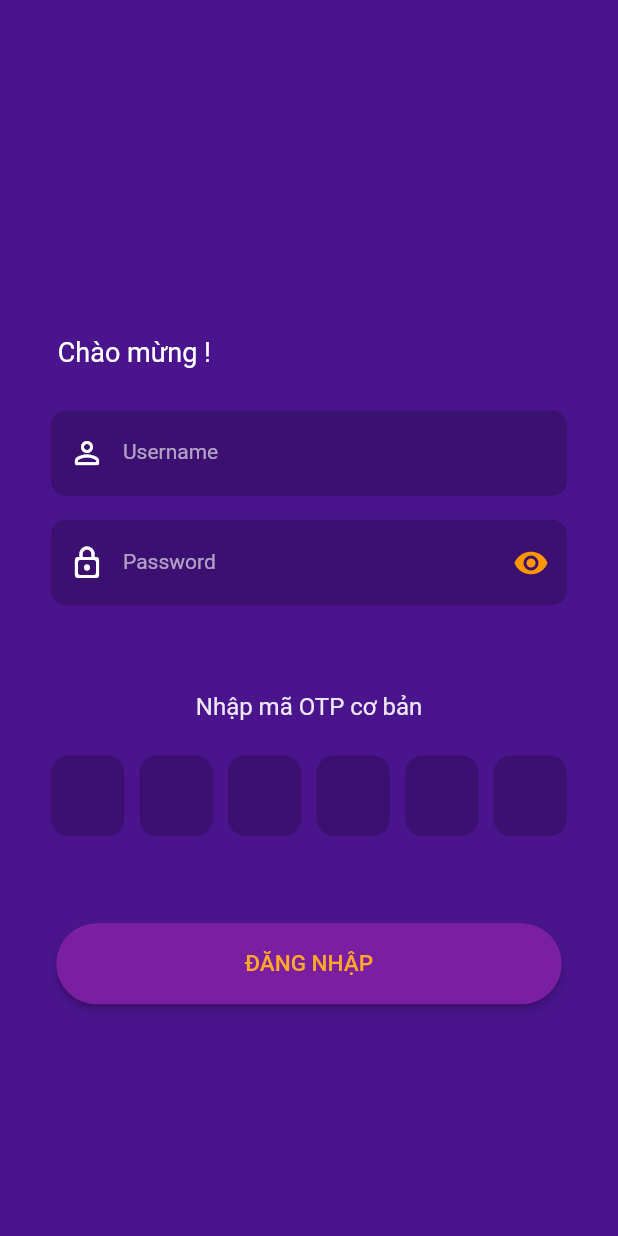
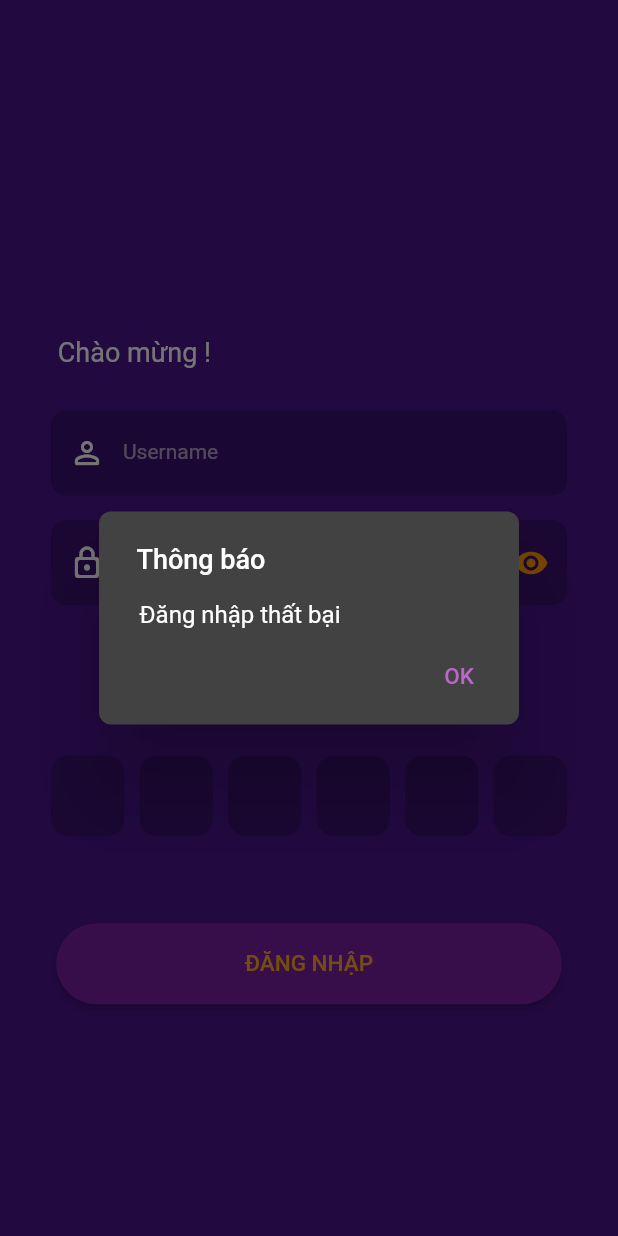
Before and after one commit to hnq-jan8/int_tp_app, a Flutter app: the screen it shows after launch, after a tap on "ĐĂNG NHẬP", on a phone screen of 412 x 824 dp. Run offline on Flutter 3.47's test engine with Material 2 defaults, Android fonts, the phone set to English and light mode, and no system bars.

Commit message:
Working on Home Screen after signing in

```diff
--- a/lib/login.dart
+++ b/lib/login.dart
@@ -1,5 +1,18 @@
 import 'package:flutter/material.dart';
 import 'package:flutter/services.dart';
+import './home.dart';
+
+class LoginScreen extends StatelessWidget {
+  const LoginScreen({super.key});
+
+  @override
+  Widget build(BuildContext context) {
+    return Scaffold(
+      backgroundColor: Colors.purple[900],
+      body: const Center(child: Login()),
+    );
+  }
+}
 
 class Login extends StatefulWidget {
   const Login({super.key});
@@ -31,6 +44,37 @@ class _LoginState extends State<Login> {
         otpController[3].text +
         otpController[4].text +
         otpController[5].text;
+  }
+
+  void _completeLogin() {
+    Navigator.pushReplacement(
+      context,
+      MaterialPageRoute(builder: (context) => HomeScreen()),
+    );
+  }
+
+  Future<dynamic> _failLogin() {
+    return showDialog(
+      context: context,
+      builder: (context) => AlertDialog(
+        shape: RoundedRectangleBorder(
+          borderRadius: BorderRadius.circular(8),
+        ),
+        title: const Text('Thông báo', style: TextStyle(fontSize: 18)),
+        titlePadding: const EdgeInsets.only(top: 21, left: 25),
+        content: const Text('Đăng nhập thất bại'),
+        contentPadding: const EdgeInsets.only(top: 17, left: 27),
+        actions: [
+          TextButton(
+            onPressed: () => Navigator.pop(context),
+            child: Text(
+              'OK',
+              style: TextStyle(fontSize: 15, color: Colors.purple[300]),
+            ),
+          ),
+        ],
+      ),
+    );
   }
 
   @override
@@ -269,9 +313,13 @@ class _LoginState extends State<Login> {
       ),
       margin: const EdgeInsets.only(top: 50, bottom: 80),
       child: ElevatedButton(
-        onPressed: () => debugPrint(
-          'Username: {$username}\nPassword: {$password}\nOTP: {$otp}',
-        ),
+        onPressed: () {
+          if (username == 'admin' && password == 'admin' && otp == '123456') {
+            _completeLogin();
+          } else {
+            _failLogin();
+          }
+        },
         style: ButtonStyle(
           backgroundColor: MaterialStatePropertyAll(Colors.purple[700]),
           foregroundColor: MaterialStatePropertyAll(Colors.orange[400]),
--- a/lib/main.dart
+++ b/lib/main.dart
@@ -1,5 +1,6 @@
 import 'package:flutter/material.dart';
 import './login.dart';
+import './home.dart';
 
 void main() => runApp(const MyApp());
 
@@ -10,10 +11,11 @@ class MyApp extends StatelessWidget {
   Widget build(BuildContext context) {
     return MaterialApp(
       debugShowCheckedModeBanner: false,
-      home: Scaffold(
-        backgroundColor: Colors.purple[900],
-        body: const Center(child: Login()),
+      theme: ThemeData(
+        brightness: Brightness.dark,
+        primarySwatch: Colors.purple,
       ),
+      home: const LoginScreen(),
     );
   }
 }
```
Also changed, not shown: lib/home.dart (added, +73 -0 lines).
